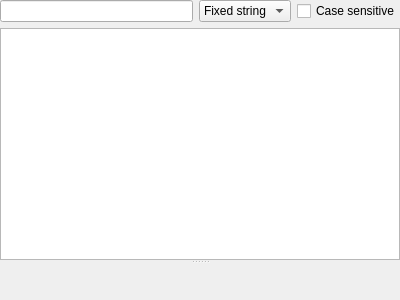
Qt form src/plugins/aggregator/itemswidget.ui (0xd34df00d/leechcraft) before a commit.
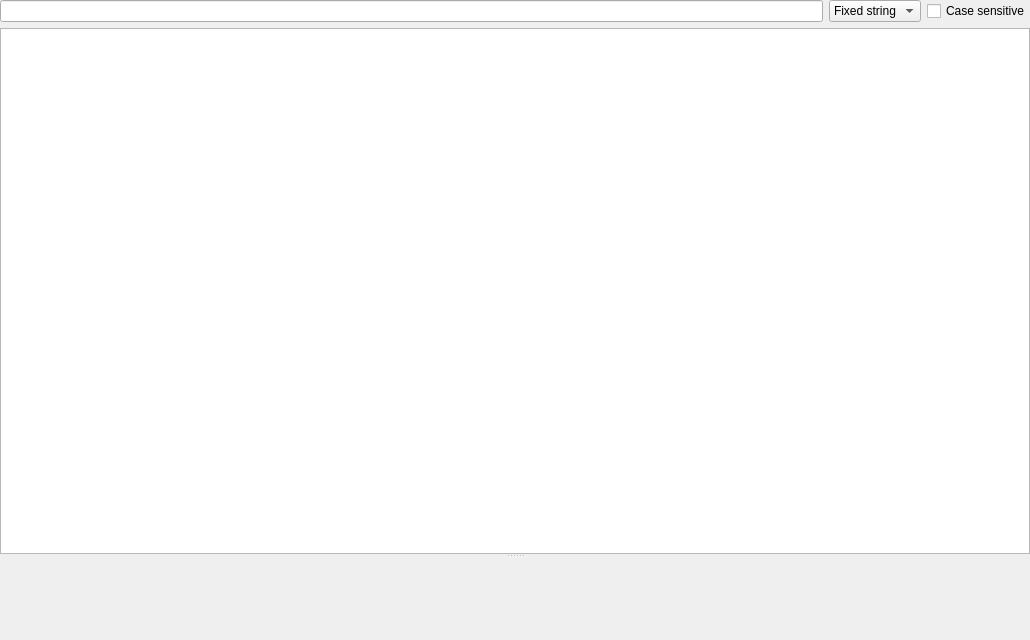
The same form after that commit. Custom widgets are drawn as their Qt base class.

Commit message: [Aggregator] Misc Qt Designer changes

```diff
--- a/src/plugins/aggregator/itemswidget.ui
+++ b/src/plugins/aggregator/itemswidget.ui
@@ -6,8 +6,8 @@
    <rect>
     <x>0</x>
     <y>0</y>
-    <width>400</width>
-    <height>300</height>
+    <width>1030</width>
+    <height>640</height>
    </rect>
   </property>
   <property name="windowTitle">
```
Left out of the diff: 8 changed lines with no effect on the pictures.
